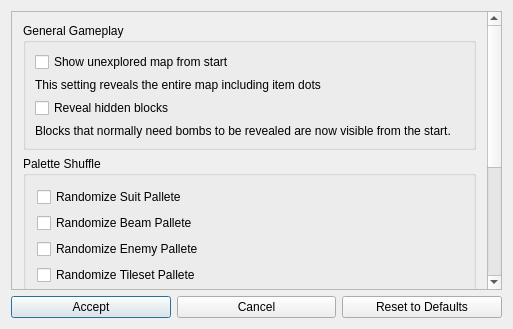
Above: randovania/games/fusion/gui/ui_files/fusion_cosmetic_patches_dialog.ui from randovania/randovania before the change. Below: the same form after it.
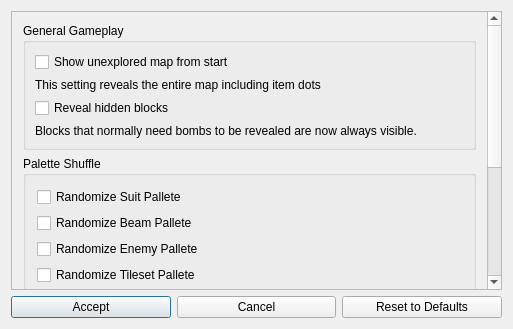
That is the form after the change.

Commit message: wording revision

Diff of the .ui file:
```diff
--- a/randovania/games/fusion/gui/ui_files/fusion_cosmetic_patches_dialog.ui
+++ b/randovania/games/fusion/gui/ui_files/fusion_cosmetic_patches_dialog.ui
@@ -95,7 +95,7 @@
           <item>
            <widget class="QLabel" name="reveal_blocks_label">
             <property name="text">
-             <string>Blocks that normally need bombs to be revealed are now visible from the start.</string>
+             <string>Blocks that normally need bombs to be revealed are now always visible.</string>
             </property>
            </widget>
           </item>
```
